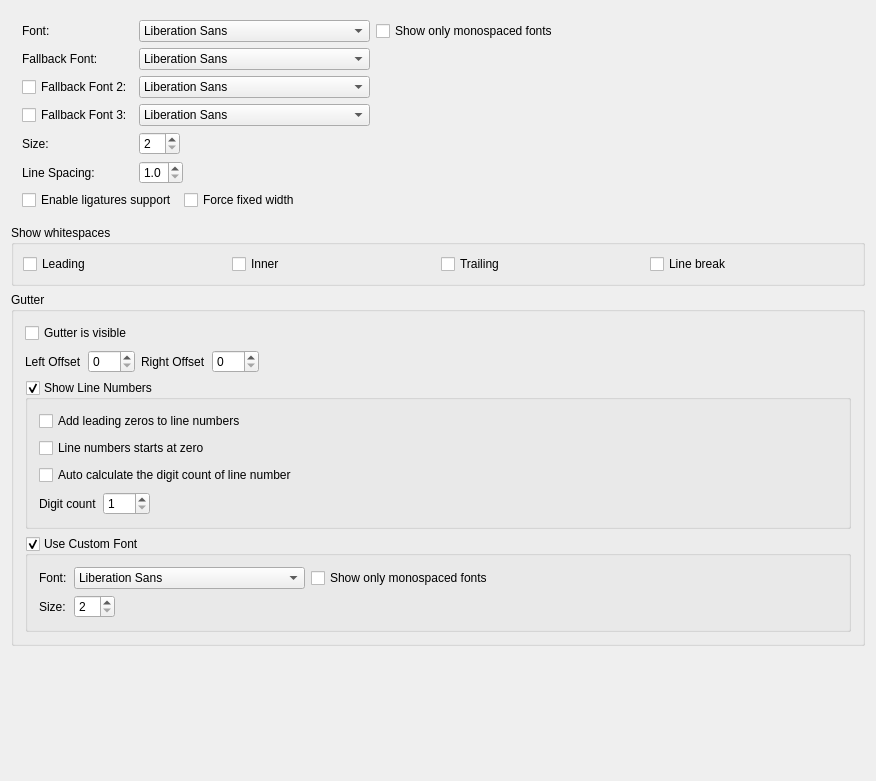
royqh1979/RedPanda-CPP, file RedPandaIDE/settingsdialog/editorfontwidget.ui: the form before one commit.
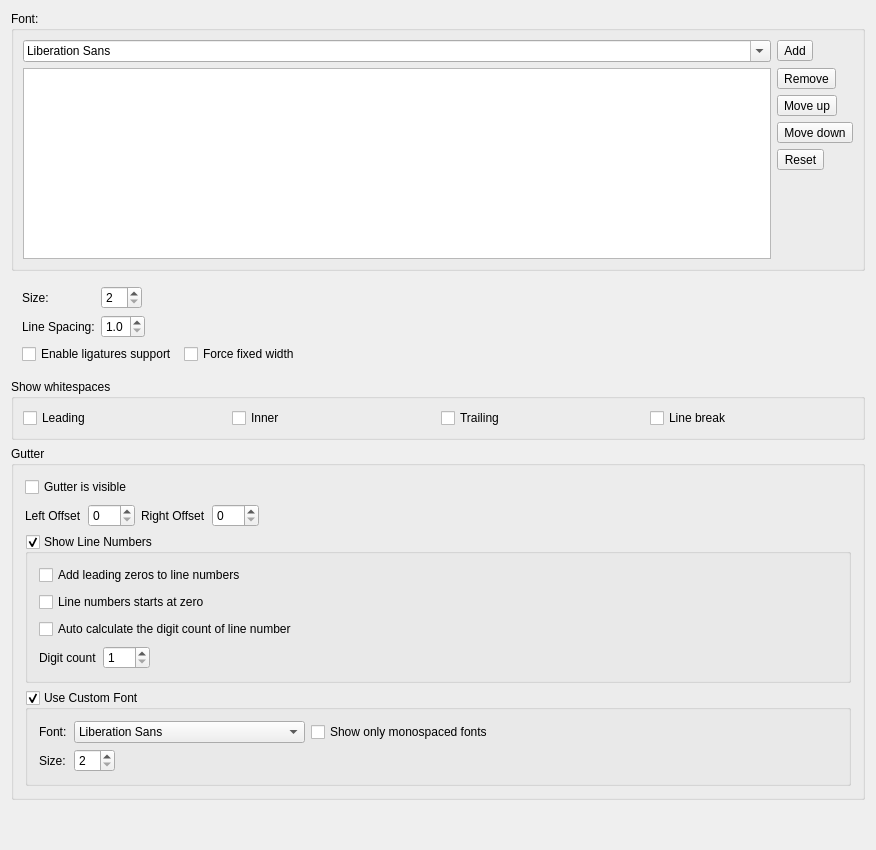
The form after the commit.

Commit message: use font list

Diff of the .ui file:
```diff
--- a/RedPandaIDE/settingsdialog/editorfontwidget.ui
+++ b/RedPandaIDE/settingsdialog/editorfontwidget.ui
@@ -7,13 +7,80 @@
     <x>0</x>
     <y>0</y>
     <width>876</width>
-    <height>781</height>
+    <height>850</height>
    </rect>
   </property>
   <property name="windowTitle">
    <string>Form</string>
   </property>
   <layout class="QVBoxLayout" name="verticalLayout">
+   <item>
+    <widget class="QGroupBox" name="groupFontFamilies">
+     <property name="title">
+      <string>Font:</string>
+     </property>
+     <layout class="QGridLayout" name="gridLayout_2">
+      <item row="0" column="0">
+       <widget class="QFontComboBox" name="cbNewFont"/>
+      </item>
+      <item row="0" column="1">
+       <widget class="QToolButton" name="btnAddFont">
+        <property name="text">
+         <string>Add</string>
+        </property>
+       </widget>
+      </item>
+      <item row="1" column="0">
+       <widget class="QListView" name="lstFontList"/>
+      </item>
+      <item row="1" column="1">
+       <layout class="QVBoxLayout" name="verticalLayout_4">
+        <item>
+         <widget class="QToolButton" name="btnRemoveFont">
+          <property name="text">
+           <string>Remove</string>
+          </property>
+         </widget>
+        </item>
+        <item>
+         <widget class="QToolButton" name="btnMoveFontUp">
+          <property name="text">
+           <string>Move up</string>
+          </property>
+         </widget>
+        </item>
+        <item>
+         <widget class="QToolButton" name="btnMoveFontDown">
+          <property name="text">
+           <string>Move down</string>
+          </property>
+         </widget>
+        </item>
+        <item>
+         <widget class="QToolButton" name="btnResetFonts">
+          <property name="text">
+           <string>Reset</string>
+          </property>
+         </widget>
+        </item>
+        <item>
+         <spacer name="verticalSpacer_2">
+          <property name="orientation">
+           <enum>Qt::Vertical</enum>
+          </property>
+          <property name="sizeHint" stdset="0">
+           <size>
+            <width>20</width>
+            <height>40</height>
+           </size>
+          </property>
+         </spacer>
+        </item>
+       </layout>
+      </item>
+     </layout>
+    </widget>
+   </item>
    <item>
     <widget class="QWidget" name="widget" native="true">
      <layout class="QGridLayout" name="gridLayout">
@@ -23,52 +90,66 @@
       <property name="rightMargin">
        <number>11</number>
       </property>
-      <item row="5" column="0">
+      <item row="5" column="0" colspan="2">
+       <widget class="QWidget" name="widget_11" native="true">
+        <layout class="QHBoxLayout" name="horizontalLayout_12">
+         <property name="leftMargin">
+          <number>0</number>
+         </property>
+         <property name="topMargin">
+          <number>0</number>
+         </property>
+         <property name="rightMargin">
+          <number>0</number>
+         </property>
+         <property name="bottomMargin">
+          <number>0</number>
+         </property>
+         <item>
+          <widget class="QCheckBox" name="chkLigature">
+           <property name="text">
+            <string>Enable ligatures support</string>
+           </property>
+          </widget>
+         </item>
+         <item>
+          <widget class="QCheckBox" name="chkForceFixedFontWidth">
+           <property name="text">
+            <string>Force fixed width</string>
+           </property>
+          </widget>
+         </item>
+         <item>
+          <spacer name="horizontalSpacer_11">
+           <property name="orientation">
+            <enum>Qt::Horizontal</enum>
+           </property>
+           <property name="sizeHint" stdset="0">
+            <size>
+             <width>40</width>
+             <height>20</height>
+            </size>
+           </property>
+          </spacer>
+         </item>
+        </layout>
+       </widget>
+      </item>
+      <item row="2" column="0">
        <widget class="QLabel" name="label_9">
         <property name="text">
          <string>Line Spacing:</string>
         </property>
        </widget>
       </item>
-      <item row="3" column="1">
-       <widget class="QWidget" name="panelFallbackFont3" native="true">
-        <layout class="QHBoxLayout" name="horizontalLayout_11">
-         <property name="leftMargin">
-          <number>0</number>
-         </property>
-         <property name="topMargin">
-          <number>0</number>
-         </property>
-         <property name="rightMargin">
-          <number>0</number>
-         </property>
-         <property name="bottomMargin">
-          <number>0</number>
-         </property>
-         <item>
-          <widget class="QFontComboBox" name="cbFallbackFont3">
-           <property name="editable">
-            <bool>false</bool>
-           </property>
-          </widget>
-         </item>
-         <item>
-          <spacer name="horizontalSpacer_10">
-           <property name="orientation">
-            <enum>Qt::Horizontal</enum>
-           </property>
-           <property name="sizeHint" stdset="0">
-            <size>
-             <width>40</width>
-             <height>20</height>
-            </size>
-           </property>
-          </spacer>
-         </item>
-        </layout>
+      <item row="1" column="0">
+       <widget class="QLabel" name="label_2">
+        <property name="text">
+         <string>Size:</string>
+        </property>
        </widget>
       </item>
-      <item row="4" column="1">
+      <item row="1" column="1">
        <widget class="QWidget" name="widget_3" native="true">
         <layout class="QHBoxLayout" name="horizontalLayout_3">
          <property name="leftMargin">
@@ -107,171 +188,6 @@
        </widget>
       </item>
       <item row="2" column="1">
-       <widget class="QWidget" name="panelFallbackFont2" native="true">
-        <layout class="QHBoxLayout" name="horizontalLayout_9">
-         <property name="leftMargin">
-          <number>0</number>
-         </property>
-         <property name="topMargin">
-          <number>0</number>
-         </property>
-         <property name="rightMargin">
-          <number>0</number>
-         </property>
-         <property name="bottomMargin">
-          <number>0</number>
-         </property>
-         <item>
-          <widget class="QFontComboBox" name="cbFallbackFont2">
-           <property name="editable">
-            <bool>false</bool>
-           </property>
-          </widget>
-         </item>
-         <item>
-          <spacer name="horizontalSpacer_9">
-           <property name="orientation">
-            <enum>Qt::Horizontal</enum>
-           </property>
-           <property name="sizeHint" stdset="0">
-            <size>
-             <width>40</width>
-             <height>20</height>
-            </size>
-           </property>
-          </spacer>
-         </item>
-        </layout>
-       </widget>
-      </item>
-      <item row="3" column="0">
-       <widget class="QCheckBox" name="chkFallbackFont3">
-        <property name="text">
-         <string>Fallback Font 3:</string>
-        </property>
-       </widget>
-      </item>
-      <item row="1" column="0">
-       <widget class="QLabel" name="label_8">
-        <property name="text">
-         <string>Fallback Font:</string>
-        </property>
-       </widget>
-      </item>
-      <item row="2" column="0">
-       <widget class="QCheckBox" name="chkFallbackFont2">
-        <property name="text">
-         <string>Fallback Font 2:</string>
-        </property>
-       </widget>
-      </item>
-      <item row="4" column="0">
-       <widget class="QLabel" name="label_2">
-        <property name="text">
-         <string>Size:</string>
-        </property>
-       </widget>
-      </item>
-      <item row="0" column="0">
-       <widget class="QLabel" name="label">
-        <property name="text">
-         <string>Font:</string>
-        </property>
-       </widget>
-      </item>
-      <item row="0" column="1">
-       <widget class="QWidget" name="widget_2" native="true">
-        <layout class="QHBoxLayout" name="horizontalLayout">
-         <property name="leftMargin">
-          <number>0</number>
-         </property>
-         <property name="topMargin">
-          <number>0</number>
-         </property>
-         <property name="rightMargin">
-          <number>0</number>
-         </property>
-         <property name="bottomMargin">
-          <number>0</number>
-         </property>
-         <item>
-          <widget class="QFontComboBox" name="cbFont">
-           <property name="editable">
-            <bool>false</bool>
-           </property>
-           <property name="sizeAdjustPolicy">
-            <enum>QComboBox::AdjustToContents</enum>
-           </property>
-           <property name="fontFilters">
-            <set>QFontComboBox::AllFonts</set>
-           </property>
-          </widget>
-         </item>
-         <item>
-          <widget class="QCheckBox" name="chkOnlyMonospacedFonts">
-           <property name="text">
-            <string>Show only monospaced fonts</string>
-           </property>
-          </widget>
-         </item>
-         <item>
-          <spacer name="horizontalSpacer">
-           <property name="orientation">
-            <enum>Qt::Horizontal</enum>
-           </property>
-           <property name="sizeHint" stdset="0">
-            <size>
-             <width>40</width>
-             <height>20</height>
-            </size>
-           </property>
-          </spacer>
-         </item>
-        </layout>
-       </widget>
-      </item>
-      <item row="1" column="1">
-       <widget class="QWidget" name="widget_9" native="true">
-        <layout class="QHBoxLayout" name="horizontalLayout_7">
-         <property name="leftMargin">
-          <number>0</number>
-         </property>
-         <property name="topMargin">
-          <number>0</number>
-         </property>
-         <property name="rightMargin">
-          <number>0</number>
-         </property>
-         <property name="bottomMargin">
-          <number>0</number>
-         </property>
-         <item>
-          <widget class="QFontComboBox" name="cbFallbackFont">
-           <property name="editable">
-            <bool>false</bool>
-           </property>
-           <property name="sizeAdjustPolicy">
-            <enum>QComboBox::AdjustToContents</enum>
-           </property>
-          </widget>
-         </item>
-         <item>
-          <spacer name="horizontalSpacer_7">
-           <property name="orientation">
-            <enum>Qt::Horizontal</enum>
-           </property>
-           <property name="sizeHint" stdset="0">
-            <size>
-             <width>40</width>
-             <height>20</height>
-            </size>
-           </property>
-          </spacer>
-         </item>
-        </layout>
-       </widget>
-      </item>
-      <item row="5" column="1">
        <widget class="QWidget" name="widget_10" native="true">
         <layout class="QHBoxLayout" name="horizontalLayout_8">
          <property name="leftMargin">
@@ -318,51 +234,6 @@
         </layout>
        </widget>
       </item>
-      <item row="6" column="0" colspan="2">
-       <widget class="QWidget" name="widget_11" native="true">
-        <layout class="QHBoxLayout" name="horizontalLayout_12">
-         <property name="leftMargin">
-          <number>0</number>
-         </property>
-         <property name="topMargin">
-          <number>0</number>
-         </property>
-         <property name="rightMargin">
-          <number>0</number>
-         </property>
-         <property name="bottomMargin">
-          <number>0</number>
-         </property>
-         <item>
-          <widget class="QCheckBox" name="chkLigature">
-           <property name="text">
-            <string>Enable ligatures support</string>
-           </property>
-          </widget>
-         </item>
-         <item>
-          <widget class="QCheckBox" name="chkForceFixedFontWidth">
-           <property name="text">
-            <string>Force fixed width</string>
-           </property>
-          </widget>
-         </item>
-         <item>
-          <spacer name="horizontalSpacer_11">
-           <property name="orientation">
-            <enum>Qt::Horizontal</enum>
-           </property>
-           <property name="sizeHint" stdset="0">
-            <size>
-             <width>40</width>
-             <height>20</height>
-            </size>
-           </property>
-          </spacer>
-         </item>
-        </layout>
-       </widget>
-      </item>
      </layout>
     </widget>
    </item>
```
The commit also changes 11 other files.
